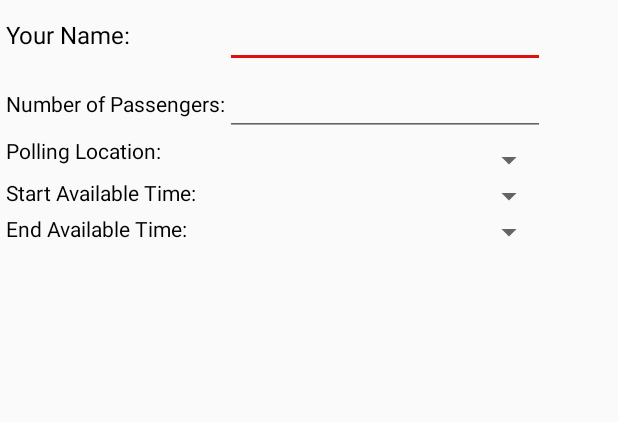
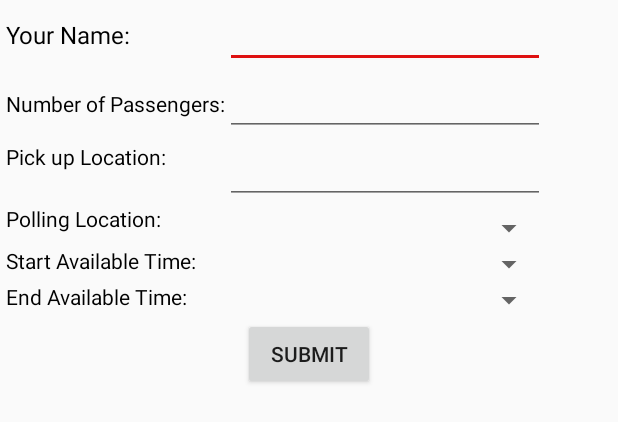
Before and after one commit to cjl1053/HackNH2020, an Android app: the layout activity_passenger.xml on its own in the app's theme, with its tools: preview values and no code run, on a phone screen of 412 x 824 dp. Shown: the top 422 px of the screen. Run offline under Robolectric (Android 15) with nearby library versions, the phone set to English and light mode, and no system bars.

Commit message:
Submit passenger

```diff
--- a/RideShare/app/src/main/AndroidManifest.xml
+++ b/RideShare/app/src/main/AndroidManifest.xml
@@ -12,7 +12,7 @@
         android:theme="@style/AppTheme"
         android:usesCleartextTraffic="true"
         tools:ignore="GoogleAppIndexingWarning">
-        <activity android:name=".Activities.PassengerActivity"></activity>
+        <activity android:name=".Activities.PassengerActivity_"></activity>
         <activity
             android:name=".Activities.DriverActivity_"
             android:label="@string/title_activity_driver"
--- a/RideShare/app/src/main/java/com/team6/rideshare/Activities/DriverActivity.java
+++ b/RideShare/app/src/main/java/com/team6/rideshare/Activities/DriverActivity.java
@@ -99,6 +99,10 @@ public class DriverActivity extends AppCompatActivity {
             Toast.makeText(this, "Please enter a number of passengers!", Toast.LENGTH_SHORT).show();
             return;
         }
+        if(name.equals("")) {
+            Toast.makeText(this, "Please enter your name!", Toast.LENGTH_SHORT).show();
+            return;
+        }
         int numPass = Integer.parseInt(editPass.getText().toString());
 
         rideShareREST.registerNewDriver(new Driver(leaveAddress, pollLocation, name, numPass, timePos));
--- a/RideShare/app/src/main/java/com/team6/rideshare/Activities/MainActivity.java
+++ b/RideShare/app/src/main/java/com/team6/rideshare/Activities/MainActivity.java
@@ -31,6 +31,6 @@ public class MainActivity extends AppCompatActivity {
      * @param view View
      */
     public void pressPass(View view) {
-        startActivity(new Intent(this, PassengerActivity.class));
+        startActivity(new Intent(this, PassengerActivity_.class));
     }
 }
--- a/RideShare/app/src/main/java/com/team6/rideshare/data/Passenger.java
+++ b/RideShare/app/src/main/java/com/team6/rideshare/data/Passenger.java
@@ -7,13 +7,13 @@ import com.fasterxml.jackson.annotation.JsonIgnore;
 public class Passenger {
 
     private Address address;
-    private Address pollingLocation;
+    private String pollingLocation;
     private int amount;
     private String name;
     private int startTime;
     private int endTime;
 
-    public Passenger(Address address, Address pollingLocation, String name, int amount,
+    public Passenger(Address address, String pollingLocation, String name, int amount,
                      int startTime, int endTime) {
         this.address = address;
         this.pollingLocation = pollingLocation;
@@ -28,7 +28,7 @@ public class Passenger {
         return address;
     }
 
-    public Address getPollingLocation() {
+    public String getPollingLocation() {
         return pollingLocation;
     }
 
--- a/RideShare/app/src/main/res/layout/activity_passenger.xml
+++ b/RideShare/app/src/main/res/layout/activity_passenger.xml
@@ -5,7 +5,7 @@
 
     <TableLayout
         android:layout_width="match_parent"
-        android:layout_height="match_parent">
+        android:layout_height="wrap_content">
 
         <TableRow
         android:layout_width="match_parent"
@@ -46,6 +46,34 @@
                 android:layout_height="wrap_content"
                 android:ems="10"
                 android:inputType="number" />
+        </TableRow>
+
+        <TableRow
+            android:layout_width="match_parent"
+            android:layout_height="match_parent" >
+
+            <TextView
+                android:id="@+id/text_v_pick_loc"
+                android:layout_width="wrap_content"
+                android:layout_height="wrap_content"
+                android:text="Pick up Location:"
+                android:textSize="14sp"
+                android:textColor="#000000"
+                android:layout_margin="4dp" />
+
+            <HorizontalScrollView
+                android:layout_width="match_parent"
+                android:layout_height="wrap_content"
+                android:scrollHorizontally="true">
+                <EditText
+                    android:id="@+id/pick_up_loc_input"
+                    android:layout_width="match_parent"
+                    android:layout_height="wrap_content"
+                    android:ems="10"
+                    android:inputType="textPersonName"
+                    android:scrollHorizontally="true"
+                    android:singleLine="true" />
+            </HorizontalScrollView>
         </TableRow>
 
         <TableRow
@@ -103,4 +131,11 @@
         </TableRow>
 
     </TableLayout>
+
+    <Button
+    android:id="@+id/submit_button"
+    android:layout_width="wrap_content"
+    android:layout_height="wrap_content"
+    android:layout_gravity="center_horizontal"
+    android:text="Submit"/>
 </LinearLayout>
```
Also changed, not shown: RideShare/app/src/main/java/com/team6/rideshare/Activities/PassengerActivity.java (+52 -4 lines).
